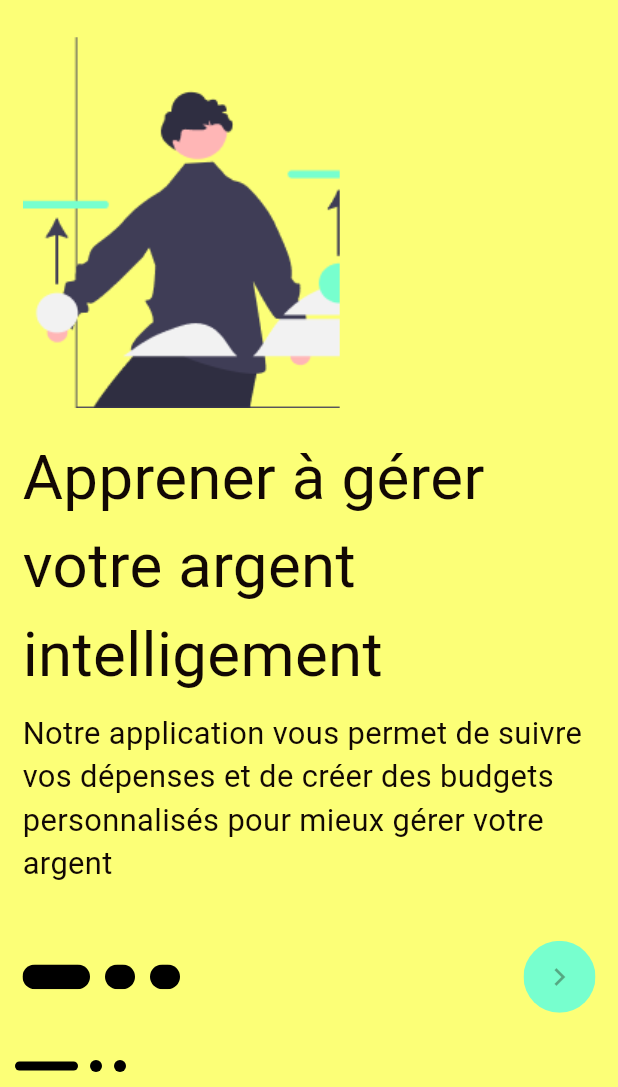
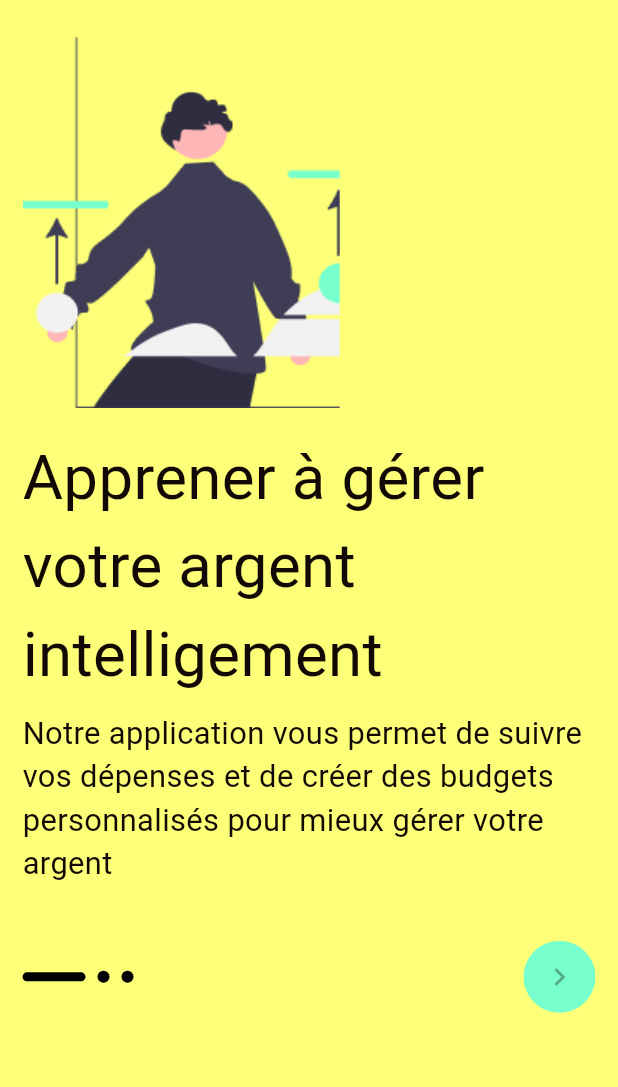
Before and after one commit to team-celibat/poketra, a Flutter app: the screen it shows after launch, on a phone screen of 412 x 824 dp, the part 149-1236 px from its top. Run offline on Flutter 3.47's test engine with Material 3 defaults, Android fonts, the phone set to English and light mode, and no system bars; our stand-ins replace bloc, connectivity_plus, equatable, get_it, go_router, shared_preferences and 1 more; accounts and stored records are empty.

Commit message:
[FIX] overflow and indicator slider

```diff
--- a/lib/on_boarding/presentation/views/on_boarding.dart
+++ b/lib/on_boarding/presentation/views/on_boarding.dart
@@ -7,7 +7,7 @@ class OnBoarding extends StatelessWidget {
 
   const OnBoarding(
       {
-        super.key, required this.color,   required this.skip, required this.onTab, required this.index, required this.image, required this.title, required this.description, required this.nextButtonColor,
+        super.key, required this.color,   required this.skip, required this.onTab, required this.index, required this.image, required this.title, required this.description, required this.nextButtonColor, required this.indicator,
       }
       );
 
@@ -19,6 +19,7 @@ class OnBoarding extends StatelessWidget {
   final bool skip;
   final VoidCallback onTab;
   final Color nextButtonColor;
+  final List<Widget> indicator;
 
   @override
   Widget build(BuildContext context) {
@@ -36,8 +37,7 @@ class OnBoarding extends StatelessWidget {
                     OnBoardingTopNavigation(skip: skip,),
                     SizedBox(height: heightScreen * 0.03,),
                     Expanded(child: OnBoardingContent(image: image, title: title, description: description, index: index,)),
-                    SizedBox(height: heightScreen * 0.03,),
-                    OnBoardingBottomNavigation(onTap: onTab, index: index, nextButtonColor: nextButtonColor,)
+                    OnBoardingBottomNavigation(onTap: onTab, index: index, nextButtonColor: nextButtonColor, indicator: indicator ,)
                   ],
                 ),
           )
--- a/lib/on_boarding/presentation/views/on_boarding_container.dart
+++ b/lib/on_boarding/presentation/views/on_boarding_container.dart
@@ -67,6 +67,7 @@ class _OnBoardingContainerState extends State<OnBoardingContainer> {
             },
             itemBuilder: (context,index){
               return OnBoarding(
+                indicator: _buildIndicator(),
                 color: _pages[index]['color'],
                 index: index,
                 onTab: onNextPage,
@@ -77,18 +78,6 @@ class _OnBoardingContainerState extends State<OnBoardingContainer> {
                 nextButtonColor: _pages[index]['nextButtonColor'],
               );
             }),
-          Positioned(
-            bottom: 10,
-            left: 10,
-            child: Column(
-              children: [
-                Row(
-                    mainAxisAlignment: MainAxisAlignment.center,
-                    children: _buildIndicator()
-                )
-              ],
-            ),
-          )
       ]),
     );
   }
--- a/lib/on_boarding/presentation/widgets/on_boarding_bottom_navigation.dart
+++ b/lib/on_boarding/presentation/widgets/on_boarding_bottom_navigation.dart
@@ -1,55 +1,21 @@
 import 'package:flutter/material.dart';
 
 class OnBoardingBottomNavigation extends StatelessWidget {
-  const OnBoardingBottomNavigation({super.key, required this.onTap, required this.index, required this.nextButtonColor});
+  const OnBoardingBottomNavigation({super.key, required this.onTap, required this.index, required this.nextButtonColor, required this.indicator});
 
   final VoidCallback onTap;
   final int index;
   final Color nextButtonColor;
+  final List<Widget> indicator;
   @override
   Widget build(BuildContext context) {
-    double heightScreen = MediaQuery.of(context).size.height;
+    // double heightScreen = MediaQuery.of(context).size.height;
     return  Row(
       mainAxisAlignment: MainAxisAlignment.spaceBetween,
       children: [
         Row(
-          children: [
-            ClipRRect(
-              borderRadius: const BorderRadius.all(Radius.circular(59)),
-              child:SizedBox(
-                width: 45,
-                height: heightScreen * 0.02,
-                child: Container(
-                  color: Colors.black,
-                ),),
-            ),
-            const SizedBox(
-              width: 10,
-              height: 15,
-            ),
-            ClipRRect(
-              borderRadius: const BorderRadius.all(Radius.circular(59)),
-              child:SizedBox(
-                width: 20,
-                height: heightScreen * 0.02,
-                child: Container(
-                  color: Colors.black,
-                ),),
-            ),
-            const SizedBox(
-              width: 10,
-              height: 15,
-              ),
-            ClipRRect(
-              borderRadius: const BorderRadius.all(Radius.circular(59)),
-              child:SizedBox(
-                width: 20,
-                height: heightScreen * 0.02,
-                child: Container(
-                  color: Colors.black,
-                ),),
-            ),
-          ],
+            mainAxisAlignment: MainAxisAlignment.center,
+            children: indicator
         ),
         ClipRRect(
           borderRadius: const BorderRadius.all(Radius.circular(59)),
```
